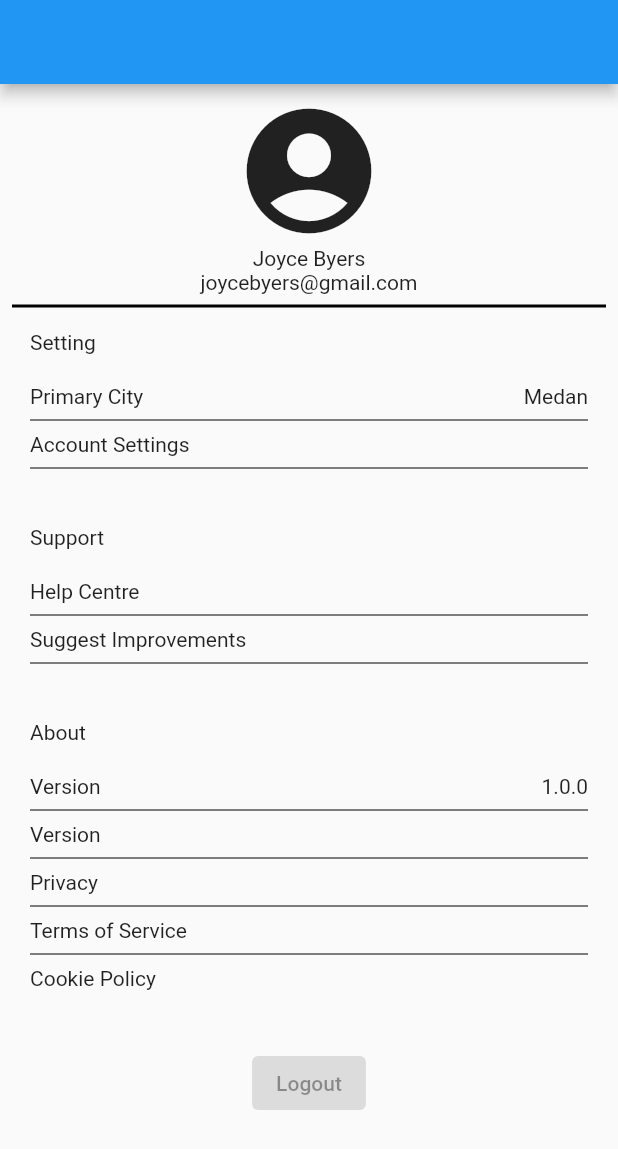
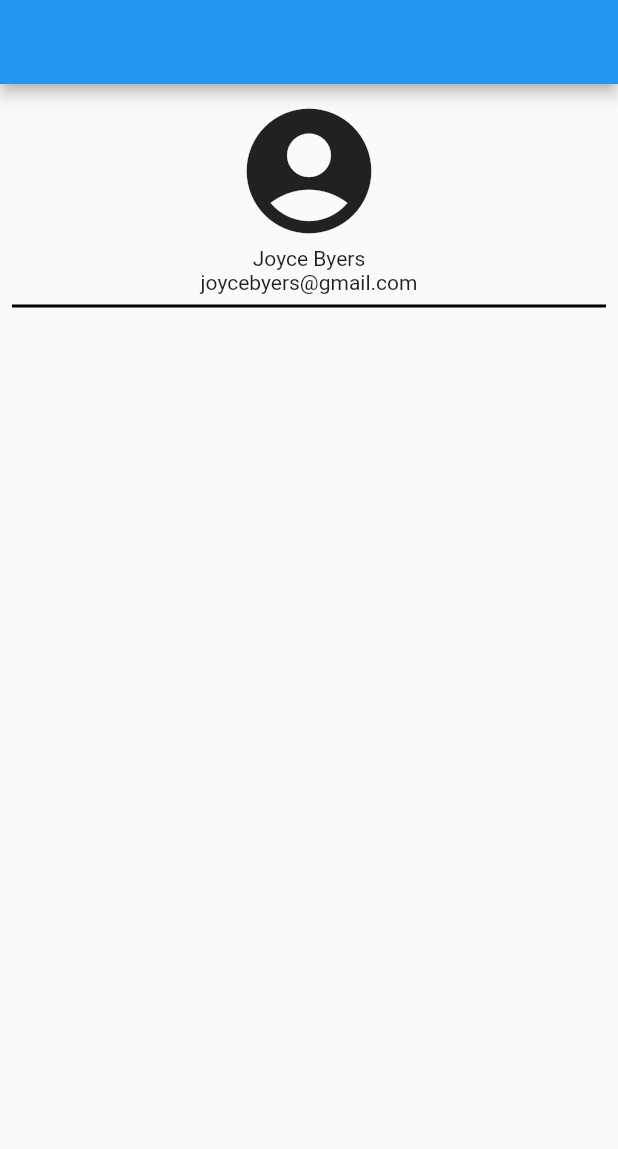
Before and after one commit to JuliusKosman/TheChindos-eventera, a Flutter app: the screen it shows after launch, on a phone screen of 412 x 824 dp. Shown: the top 1149 px of the screen. Run offline on Flutter 3.47's test engine with Material 2 defaults, Android fonts, the light colour scheme and no system bars.

```diff
--- a/lib/myacc.dart
+++ b/lib/myacc.dart
@@ -15,7 +15,6 @@ class _MyWidgetState extends State<MyAccInfo> {
         title: Text(""),
       ),
       body: SingleChildScrollView(
-
         child: Column(
           children: [
             Padding(
@@ -35,79 +34,6 @@ class _MyWidgetState extends State<MyAccInfo> {
                 ],
               ),
             ),
-            Padding(
-              padding: const EdgeInsets.only(left: 20, right: 20, bottom: 8),
-              child: Column(
-                crossAxisAlignment: CrossAxisAlignment.start,
-                children: [
-                  Text("Setting"),
-                  SizedBox(
-                    height: 20,
-                  ),
-                  Row(
-
-                    children: [
-                      Expanded(child: Text("Primary City")),
-                      Text("Medan")
-                    ],
-                  ),
-                  Divider(
-                    color: Colors.black,
-                  ),
-                  Text("Account Settings"),
-                  Divider(
-                    color: Colors.black,
-                  ),
-                  SizedBox(
-                    height: 30,
-                  ),
-                  Text("Support"),
-                  SizedBox(
-                    height: 20,
-                  ),
-                  Text("Help Centre"),
-                  Divider(
-                    color: Colors.black,
-                  ),
-                  Text("Suggest Improvements"),
-                  Divider(
-                    color: Colors.black,
-                  ),
-                  SizedBox(
-                    height: 30,
-                  ),
-                  Text("About"),
-                  SizedBox(
-                    height: 20,
-                  ),
-                  Row(
-                    mainAxisAlignment: MainAxisAlignment.center,
-                    children: [Expanded(child: Text("Version")), Text("1.0.0")],
-                  ),
-                  Divider(
-                    color: Colors.black,
-                  ),
-                  Text("Version"),
-                  Divider(
-                    color: Colors.black,
-                  ),
-                  Text("Privacy"),
-                  Divider(
-                    color: Colors.black,
-                  ),
-                  Text("Terms of Service"),
-                  Divider(
-                    color: Colors.black,
-                  ),
-                  Text("Cookie Policy"),
-                  SizedBox(
-                    height: 30,
-                  ),
-
-                ],
-              ),
-            ),
-            ElevatedButton(onPressed: null, child: Text("Logout"))
           ],
         ),
       ),
```
